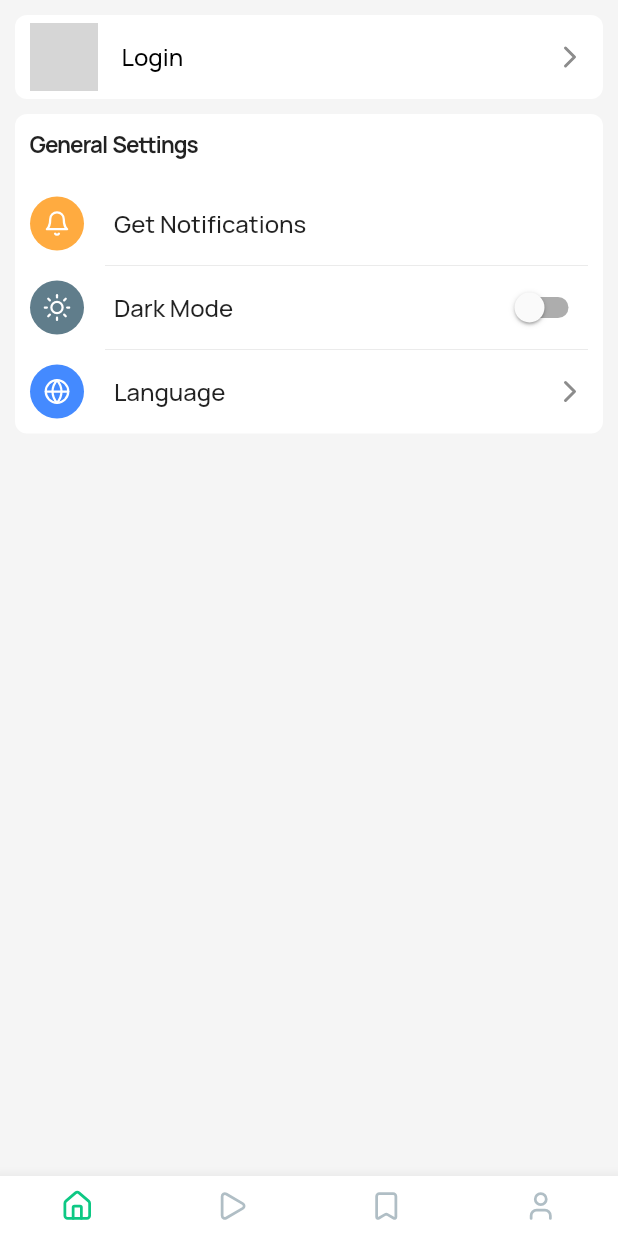
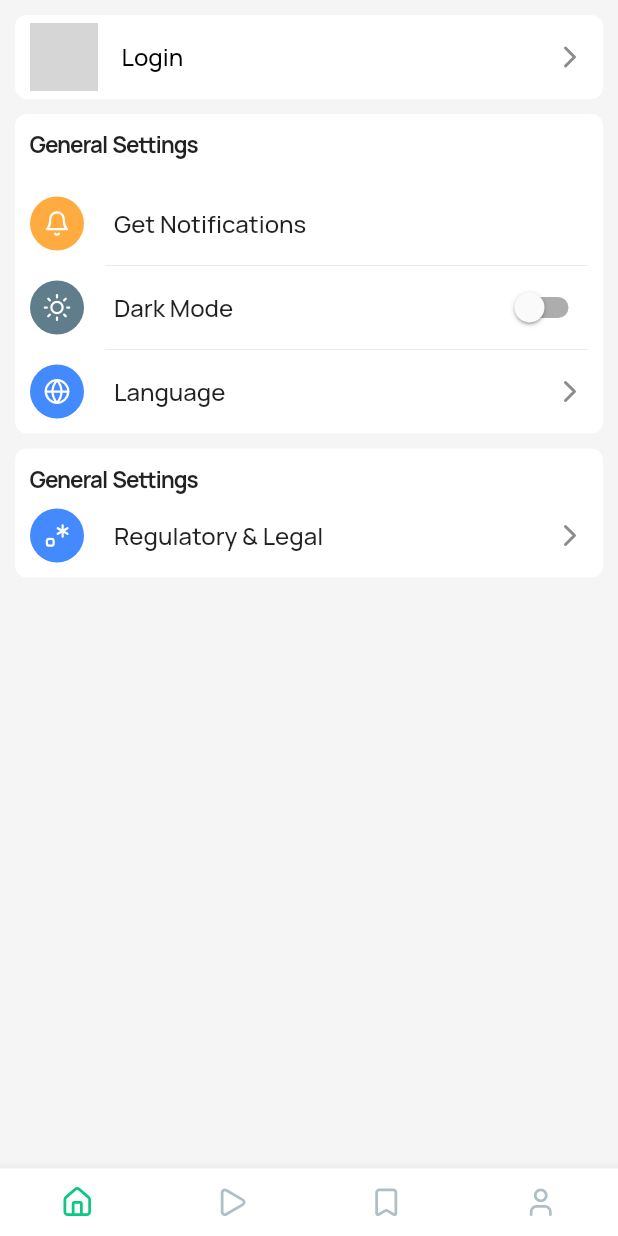
Before and after one commit to du82/client, a Flutter app: the HomePage screen opened directly, swiped to page 4, on a phone screen of 412 x 824 dp. Run offline on Flutter 3.47's test engine with Material 2 defaults, Android fonts, the phone set to English and light mode, and no system bars; drawn by our look-alikes of animated_bottom_navigation_bar; our stand-ins replace better_player, cached_network_image, dots_indicator, easy_localization, firebase_analytics, firebase_core and 23 more; missing offline and left inert: firebase_core_web, firebase_messaging_web, flutter_web_browser, launch_review, mobile_scanner, shared_preferences_web and 3 more; accounts and stored records are empty; network calls fail; grey boxes are pictures that could not be loaded.

Commit message:
Added icons from ByteDance, adjusted UI

```diff
--- a/lib/pages/home.dart
+++ b/lib/pages/home.dart
@@ -105,7 +105,6 @@ class _HomePageState extends State<HomePage> {
     return WillPopScope(
       onWillPop: ()async => await _onWillPop(),
           child: Scaffold(
-
               key: scaffoldKey,
               bottomNavigationBar: _bottonNavigationBar(context),
               body: PageView(
@@ -135,7 +134,7 @@ class _HomePageState extends State<HomePage> {
       inactiveColor: Theme.of(context).bottomNavigationBarTheme.unselectedItemColor,
       splashColor: Theme.of(context).primaryColor,
       onTap: (index) => onItemTapped(index),
-      height: 40,
+      height: 45,
     );
   }
 
--- a/lib/tabs/profile_tab.dart
+++ b/lib/tabs/profile_tab.dart
@@ -1,6 +1,7 @@
 import 'package:cached_network_image/cached_network_image.dart';
 import 'package:flutter/material.dart';
 import 'package:flutter_icons/flutter_icons.dart';
+import 'package:lucide_icons/lucide_icons.dart';
 import 'package:swipeable_page_route/swipeable_page_route.dart';
 import 'package:provider/provider.dart';
 import 'package:wordpress_app/blocs/settings_bloc.dart';
@@ -149,6 +150,52 @@ class _SettingPageState extends State<SettingPage>
                                 style: TextStyle(
                                     fontSize: 16,
                                     fontWeight: FontWeight.w500,),
+                              ).tr(),
+                              trailing: Icon(Feather.chevron_right),
+                              onTap: () => Navigator.of(context).push(SwipeablePageRoute(
+                                  canOnlySwipeFromEdge: true,
+                                  builder: (BuildContext context) => LanguagePopup()),
+                              )
+                          ),
+                        ],
+                      ),
+                    ),
+                    Container(
+                      padding: EdgeInsets.only(
+                          left: 10, right: 10, top: 10, bottom: 00),
+                      margin: EdgeInsets.only(
+                          left: 10, right: 10, top: 10),
+                      decoration: BoxDecoration(
+                        color: Theme.of(context).colorScheme.onPrimary,
+                        borderRadius: BorderRadius.circular(8),
+                      ),
+                      child: Column(
+                        crossAxisAlignment: CrossAxisAlignment.start,
+                        children: [
+                          Text(
+                            'general settings',
+                            style: TextStyle(
+                                fontSize: 15,
+                                fontWeight: FontWeight.w700,
+                                letterSpacing: -0.7,
+                                wordSpacing: 1),
+                          ).tr(),
+                          ListTile(
+                              contentPadding: EdgeInsets.all(0),
+                              leading: CircleAvatar(
+                                backgroundColor: Colors.blueAccent,
+                                radius: 18,
+                                child: Icon(
+                                  LucideIcons.regex,
+                                  size: 18,
+                                  color: Colors.white,
+                                ),
+                              ),
+                              title: Text(
+                                'Regulatory \& Legal',
+                                style: TextStyle(
+                                  fontSize: 16,
+                                  fontWeight: FontWeight.w500,),
                               ).tr(),
                               trailing: Icon(Feather.chevron_right),
                               onTap: () => Navigator.of(context).push(SwipeablePageRoute(
```
Also changed, not shown: lib/pages/article_details.dart (+22 -7 lines), lib/tabs/home_tab.dart (+5 -5 lines), assets/icons/gift.svg (added), assets/icons/red-envelopes.svg (added), 1 other file.
